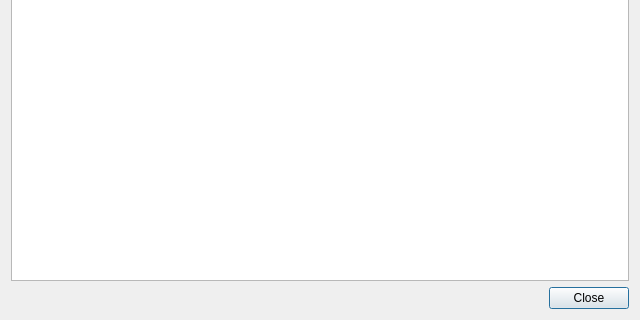
martinrotter/rssguard, file src/librssguard/gui/dialogs/formlog.ui: the form before one commit; both pictures show x 0 to 640 and y 160 to 480 of the 640 by 480 pixel window.
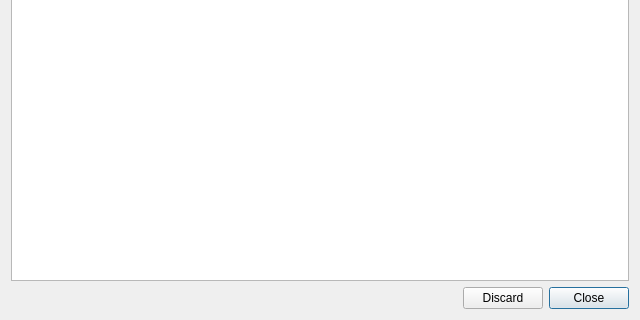
The form after the commit.

What changed in the file:
```diff
--- a/src/librssguard/gui/dialogs/formlog.ui
+++ b/src/librssguard/gui/dialogs/formlog.ui
@@ -17,7 +17,7 @@
       <enum>Qt::Horizontal</enum>
      </property>
      <property name="standardButtons">
-      <set>QDialogButtonBox::Close</set>
+      <set>QDialogButtonBox::StandardButton::Close|QDialogButtonBox::StandardButton::Discard</set>
      </property>
     </widget>
    </item>
```
Left out of the diff: 2 changed lines with no effect on the pictures.
